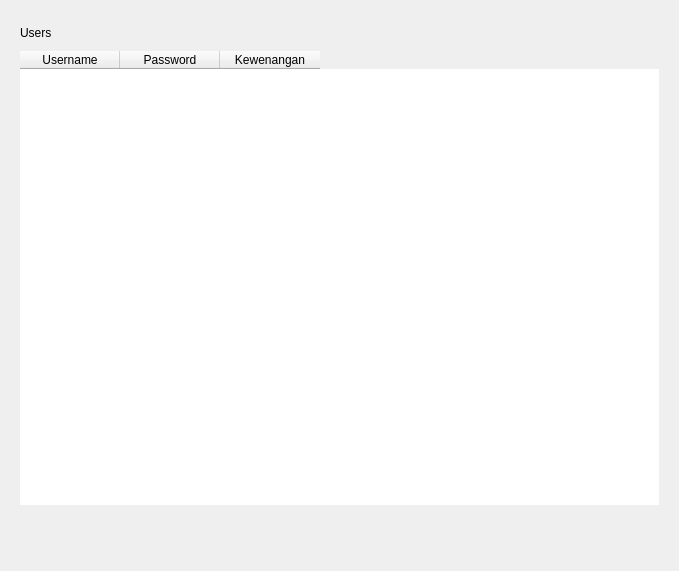
First picture: the form in login/admin_ui.ui, repository fnugrahendi/petuk.corp, before the edit.
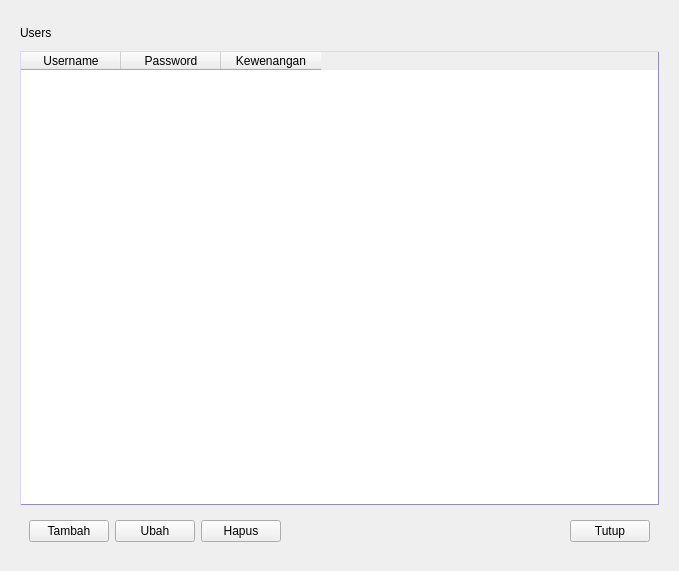
Second picture: the form after the edit.

Commit message: tambah border untuk qtablewidget

```diff
--- a/login/admin_ui.ui
+++ b/login/admin_ui.ui
@@ -182,6 +182,9 @@
            <verstretch>1</verstretch>
           </sizepolicy>
          </property>
+         <property name="styleSheet">
+          <string notr="true">QTableWidget{border-width:1px;border-color:rgb(150, 137, 188);border-style:outset;border-radius:0px;}</string>
+         </property>
          <column>
           <property name="text">
            <string>Username</string>
@@ -225,6 +228,49 @@
          <property name="frameShadow">
           <enum>QFrame::Raised</enum>
          </property>
+         <layout class="QHBoxLayout" name="horizontalLayout">
+          <item>
+           <widget class="QPushButton" name="tb_Users_Tambah">
+            <property name="text">
+             <string>Tambah</string>
+            </property>
+           </widget>
+          </item>
+          <item>
+           <widget class="QPushButton" name="tb_Users_Ubah">
+            <property name="text">
+             <string>Ubah</string>
+            </property>
+           </widget>
+          </item>
+          <item>
+           <widget class="QPushButton" name="tb_Users_Hapus">
+            <property name="text">
+             <string>Hapus</string>
+            </property>
+           </widget>
+          </item>
+          <item>
+           <spacer name="horizontalSpacer_3">
+            <property name="orientation">
+             <enum>Qt::Horizontal</enum>
+            </property>
+            <property name="sizeHint" stdset="0">
+             <size>
+              <width>258</width>
+              <height>19</height>
+             </size>
+            </property>
+           </spacer>
+          </item>
+          <item>
+           <widget class="QPushButton" name="tb_Users_Tutup">
+            <property name="text">
+             <string>Tutup</string>
+            </property>
+           </widget>
+          </item>
+         </layout>
         </widget>
        </item>
       </layout>
```
Left out of the diff: 6 changed lines with no effect on the pictures. The commit also changes 2 other files.
